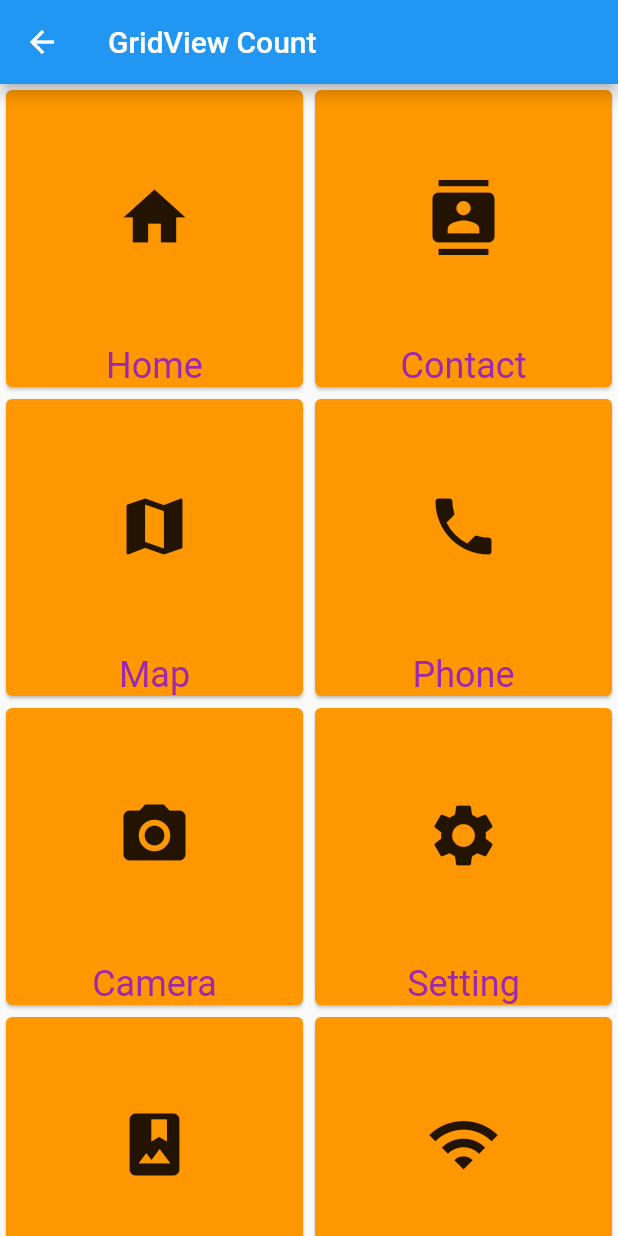
After one commit to Karapetyan011/flutter_group_3, a Flutter app: the GridViewCount screen opened directly, on a phone screen of 412 x 824 dp. The commit adds this screen. Run offline on Flutter 3.47's test engine with Material 2 defaults, Android fonts, the phone set to English and light mode, and no system bars; network calls fail.

Commit message:
have been created grid view, navigator, dice game screens

```diff
--- a/lib/constants/constants.dart
+++ b/lib/constants/constants.dart
@@ -1,3 +1,16 @@
 import 'package:flutter/material.dart';
 
+import '../screens/grid_view_screen/grid_view_count/grid_item_component.dart';
+
+const List<GridItemComponent> myCustomList = <GridItemComponent>[
+  GridItemComponent(title: 'Home', icon: Icons.home),
+  GridItemComponent(title: 'Contact', icon: Icons.contacts),
+  GridItemComponent(title: 'Map', icon: Icons.map),
+  GridItemComponent(title: 'Phone', icon: Icons.phone),
+  GridItemComponent(title: 'Camera', icon: Icons.camera_alt),
+  GridItemComponent(title: 'Setting', icon: Icons.settings),
+  GridItemComponent(title: 'Album', icon: Icons.photo_album),
+  GridItemComponent(title: 'WiFi', icon: Icons.wifi),
+];
+
 const kBlue = Color(0xff1d9bf0);
--- /dev/null
+++ b/lib/screens/grid_view_screen/grid_view_count/grid_item_component.dart
@@ -0,0 +1,8 @@
+import 'package:flutter/cupertino.dart';
+
+class GridItemComponent {
+  const GridItemComponent({required this.title, required this.icon});
+
+  final String title;
+  final IconData icon;
+}
--- /dev/null
+++ b/lib/screens/grid_view_screen/grid_view_count/grid_view_count.dart
@@ -0,0 +1,36 @@
+import 'package:flutter/material.dart';
+import 'package:flutter_group_3/screens/grid_view_screen/grid_view_count/widgets/grid_card.dart';
+
+import '../../../constants/constants.dart';
+
+class GridViewCount extends StatelessWidget {
+  const GridViewCount({Key? key}) : super(key: key);
+
+  @override
+  Widget build(BuildContext context) {
+    return Scaffold(
+      appBar: AppBar(
+        title: const Text('GridView Count'),
+      ),
+      //
+      body: GridView.count(
+        // shrinkWrap: Если это ложь, прокручиваемый список занимает больше места для прокрутки в направлении прокрутки.
+        // Это нехорошо, потому что расходует память и снижает производительность приложения.
+        // Поэтому мы будем обертывать наши дочерние виджеты с помощью shrinkWrap,
+        // установив для него значение true, чтобы избежать утечки памяти при прокрутке.
+        shrinkWrap: true,
+        crossAxisCount: 2,
+        children: List.generate(
+          myCustomList.length,
+          (index) {
+            return Center(
+              child: GridCard(
+                gridItemComponent: myCustomList[index],
+              ),
+            );
+          },
+        ),
+      ),
+    );
+  }
+}
--- /dev/null
+++ b/lib/screens/grid_view_screen/grid_view_count/widgets/grid_card.dart
@@ -0,0 +1,35 @@
+import 'package:flutter/material.dart';
+
+import '../grid_item_component.dart';
+
+class GridCard extends StatelessWidget {
+  const GridCard({Key? key, required this.gridItemComponent}) : super(key: key);
+  final GridItemComponent gridItemComponent;
+
+  @override
+  Widget build(BuildContext context) {
+    return Card(
+      color: Colors.orange,
+      child: Center(
+        child: Column(
+          crossAxisAlignment: CrossAxisAlignment.center,
+          children: <Widget>[
+            Expanded(
+              child: Icon(
+                gridItemComponent.icon,
+                size: 50.0,
+              ),
+            ),
+            Text(
+              gridItemComponent.title,
+              style: const TextStyle(
+                color: Colors.purple,
+                fontSize: 24.0,
+              ),
+            ),
+          ],
+        ),
+      ),
+    );
+  }
+}
```
Also changed, not shown: lib/screens/dice_game_screen/dice_page.dart (added, +61 -0 lines), lib/screens/grid_view_screen/grid_view_builder.dart (added, +39 -0 lines), lib/screens/grid_view_screen/grid_view_extent.dart (added, +78 -0 lines), lib/screens/navigation/home.dart (added, +35 -0 lines), lib/screens/navigation/login.dart (added, +42 -0 lines).
